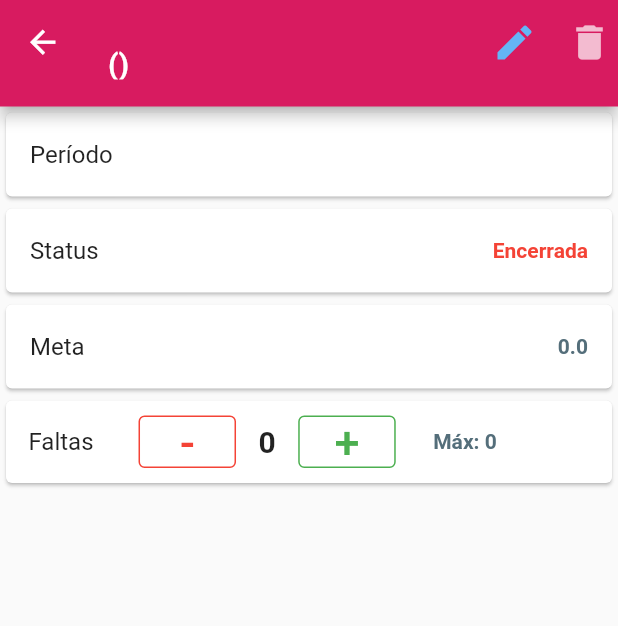
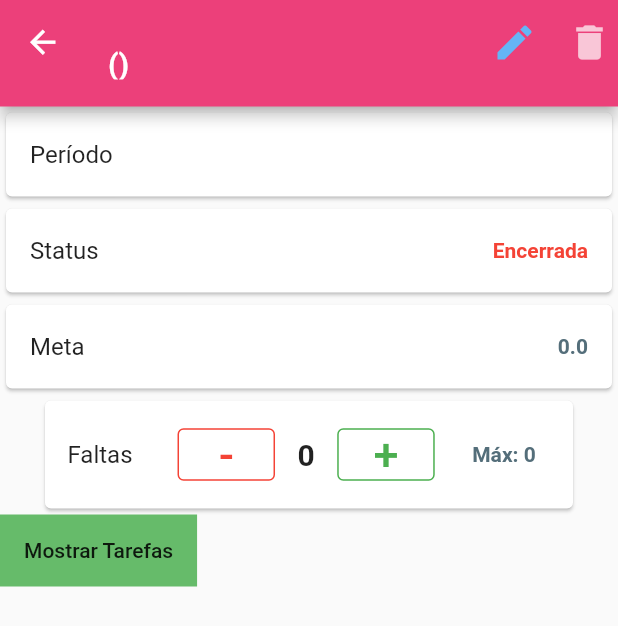
Before and after one commit to raquelms203/Organizer, a Flutter app: the ViewDisciplina screen opened directly with empty values, on a phone screen of 412 x 824 dp. Shown: the top 626 px of the screen. Run offline on Flutter 3.47's test engine with Material 2 defaults, Android fonts, the phone set to English and light mode, and no system bars; our stand-ins replace sqflite; missing offline and left inert: dropdownfield; accounts and stored records are empty; Roboto replaces fonts that are missing (Trojan).

Commit message:
Tudo funcionando, implementando as tarefas por disciplina

```diff
--- a/lib/view/view_disciplina.dart
+++ b/lib/view/view_disciplina.dart
@@ -3,19 +3,19 @@ import 'package:organizer/controller/form_disciplina.dart';
 import 'package:organizer/model/obj_disciplina.dart';
 import 'package:organizer/view/lista_disciplinas.dart';
 import 'package:organizer/model/database_helper.dart';
+import 'package:organizer/model/obj_tarefa.dart';
+import 'package:organizer/view/lista_tarefas.dart';
+import 'package:sqflite/sqflite.dart';
 import 'dart:async';
-import 'package:organizer/model/obj_tarefa.dart';
-import 'package:sqflite/sqflite.dart';
-import 'package:organizer/view/lista_tarefas.dart';
 
 class ViewDisciplina extends StatefulWidget {
   Disciplina disciplina;
+  List<Tarefa> listaTarefa;
   List<Disciplina> listaDisciplina;
   int id;
 
   Container cont;
   ViewDisciplina({this.disciplina});
-  ViewDisciplina.vazia();
 
   @override
   State createState() {
@@ -25,7 +25,6 @@ class ViewDisciplina extends StatefulWidget {
 
 class _ViewDisciplina extends State<ViewDisciplina> {
   int faltas = 0;
-  List<Tarefa> listaTarefa=[];
   DatabaseHelper databaseHelper = DatabaseHelper();
 
   @override
@@ -97,12 +96,19 @@ class _ViewDisciplina extends State<ViewDisciplina> {
                     size: 30.0,
                   )),
             ),
+            // FlatButton(
+            //   child: Icon(Icons.remove_red_eye),
+            //   onPressed: () async {
+            //      int result = await databaseHelper.atualizarFaltas(widget.disciplina.getFaltas(), widget.disciplina.getId());
+            //      print(widget.disciplina.getFaltas());
+
+            //   }
+            // )
           ],
-          backgroundColor: Colors.pink[600],
+          backgroundColor: Colors.pink[400],
         ),
-        body: ListView(
-          children: <Widget>[
-            Column(
+        body: Container(
+          child: Column(
             children: <Widget>[
               Card(
                   child: ListTile(
@@ -117,7 +123,8 @@ class _ViewDisciplina extends State<ViewDisciplina> {
               Card(
                   child: ListTile(
                 title: Text("Status"),
-                        trailing: textStatus(widget.disciplina.getStatus()))),
+                trailing: textStatus(widget.disciplina.getStatus())
+              )),
               Card(
                   child: ListTile(
                 title: Text("Meta"),
@@ -129,30 +136,25 @@ class _ViewDisciplina extends State<ViewDisciplina> {
                   ),
                 ),
               )),
-                Card(
-                  child: Column(
-                    children: <Widget>[
-                      Padding(
-                        padding: EdgeInsets.only(top: 10.0),
-                      ),
-                      Row(
+              Container(
+                height: 80.0,
+                width: 360.0,
+                child: Card(
+                  child: Row(
                     children: <Widget>[
                       Padding(padding: EdgeInsets.only(left: 15.0)),
                       Text(
                         "Faltas",
-                            style:
-                                TextStyle(fontSize: 16.0, fontFamily: 'Trojan'),
+                        style: TextStyle(fontSize: 16.0, fontFamily: 'Trojan'),
                       ),
                       Padding(padding: EdgeInsets.only(right: 30.0)),
-                          Center(
-                            child: SizedBox(
+                      SizedBox(
                         width: 65.0,
                         height: 35.0,
                         child: FlatButton(
                           child: Text(
                             "-",
-                                  style: TextStyle(
-                                      fontSize: 30.0, color: Colors.red),
+                            style: TextStyle(fontSize: 30.0, color: Colors.red),
                           ),
                           shape: OutlineInputBorder(
                               borderSide: BorderSide(color: Colors.red)),
@@ -172,7 +174,6 @@ class _ViewDisciplina extends State<ViewDisciplina> {
                           },
                         ),
                       ),
-                          ),
                       Padding(padding: EdgeInsets.only(left: 15.0)),
                       Text(
                         "${widget.disciplina.getFaltas()}",
@@ -186,8 +187,8 @@ class _ViewDisciplina extends State<ViewDisciplina> {
                         child: FlatButton(
                           child: Text(
                             "+",
-                                style: TextStyle(
-                                    fontSize: 30.0, color: Colors.green),
+                            style:
+                                TextStyle(fontSize: 30.0, color: Colors.green),
                           ),
                           shape: OutlineInputBorder(
                               borderSide: BorderSide(color: Colors.green)),
@@ -208,8 +209,7 @@ class _ViewDisciplina extends State<ViewDisciplina> {
                       ),
                       Padding(padding: EdgeInsets.only(left: 25.0)),
                       Text(
-                            "Máx: " +
-                                widget.disciplina.getLimFaltas().toString(),
+                        "Máx: " + widget.disciplina.getLimFaltas().toString(),
                         style: TextStyle(
                           color: Colors.blueGrey[600],
                           fontWeight: FontWeight.bold,
@@ -217,27 +217,27 @@ class _ViewDisciplina extends State<ViewDisciplina> {
                       ),
                     ],
                   ),
-                      Padding(
-                        padding: EdgeInsets.only(bottom: 10.0),
                 ),
+              ),
+              Row(
+                children: <Widget>[
+                  Center(
+                    child: Container(
+                      color: Colors.green[400],
+                      child: FlatButton(
+                        child: Text("Mostrar Tarefas"),
+                        onPressed: () {
+                          tarefas();
+                          Navigator.push(context, MaterialPageRoute(builder: (context) {
+                              return ListaTarefas(listaTarefa: widget.listaTarefa, appBar: true,);
+                          }));
+                        },
+                      ),
+                    ),
+                  )
+              ],)
             ],
           ),
-                ),
-                // Container(
-                //     padding: EdgeInsets.only(left: 10.0, right: 10.0),
-                //     margin: EdgeInsets.only(top: 5.0, bottom: 5.0),
-                //     decoration: BoxDecoration(
-                //       color: Colors.grey[400],
-                //       borderRadius: BorderRadius.circular(10.0),
-                //     ),
-                //     child: Text(
-                //       "Tarefas Cadastradas",
-                //       style: TextStyle(fontSize: 16.0),
-                //     )),
-
-              ],
-            ),
-          ],
         ),
       ),
     );
@@ -248,7 +248,7 @@ class _ViewDisciplina extends State<ViewDisciplina> {
   }
 
   Text textStatus(int status) {
-    if (status == 1) {
+    if (status == 1)  {
       return Text(
                   ("Cursando"),
                   style: TextStyle(
@@ -256,7 +256,8 @@ class _ViewDisciplina extends State<ViewDisciplina> {
                     fontWeight: FontWeight.bold,
                   ),
                 );
-    } else if (status == 0) {
+    }
+    else if (status == 0) {
       return Text(
            ("Encerrada"),
                   style: TextStyle(
@@ -285,8 +286,7 @@ class _ViewDisciplina extends State<ViewDisciplina> {
                   style: TextStyle(color: Colors.black, fontSize: 15.0),
                 ),
                 onPressed: () async {
-                  int result =
-                      await databaseHelper.apagarDisciplina(disciplina.getId());
+                  int result = await databaseHelper.apagarDisciplina(disciplina.getId());
                   if (result != 0) {
                     //   _showSnackBar(getContext(), 'Disciplina apagada com sucesso!');
                   }
@@ -308,18 +308,10 @@ class _ViewDisciplina extends State<ViewDisciplina> {
     );
   }
 
-   void carregarListaTarefas() {
-    final Future<Database> dbFuture = databaseHelper.iniciarDb();
-    dbFuture.then((database) {
-      Future<List<Tarefa>> tarefasListFuture =
-          databaseHelper.getTarefasPorDisciplina(widget.disciplina.getDisciplina());
-      tarefasListFuture.then((listaTarefas) {
-        setState(() {
-          this.listaTarefa = listaTarefa;
-        });
-      });
-    });
-  }
+  // void _showSnackBar(BuildContext context, String msg) {
+  //   final snackBar = SnackBar (content: Text(msg),);
+  //   Scaffold.of(context).showSnackBar(snackBar);
+  //}
 
   void salvar() async {
     widget.disciplina.setFaltas(faltas);
@@ -327,4 +319,19 @@ class _ViewDisciplina extends State<ViewDisciplina> {
 
     if (result != 0) print("Erro ao salvar!");
   }
+
+   void tarefas() {
+    final Future<Database> dbFuture = databaseHelper.iniciarDb();
+    dbFuture.then((database) {
+      Future<List<Tarefa>> disciplinasListFuture =
+          databaseHelper.getTarefasPorDisciplina(widget.disciplina);
+      disciplinasListFuture.then((listaTarefa) {
+        setState(() {
+          widget.listaTarefa = listaTarefa;
+         });
+      });
+    });
   }
+
+
+}
```
Also changed, not shown: lib/controller/form_disciplina.dart (+11 -24 lines), lib/controller/form_tarefa.dart (+36 -23 lines), lib/model/database_helper.dart (+32 -19 lines), lib/view/lista_tarefas.dart (+70 -12 lines), lib/view/view_tarefa.dart (+4 -8 lines). Lines whose indentation alone changed are shown as unchanged.
